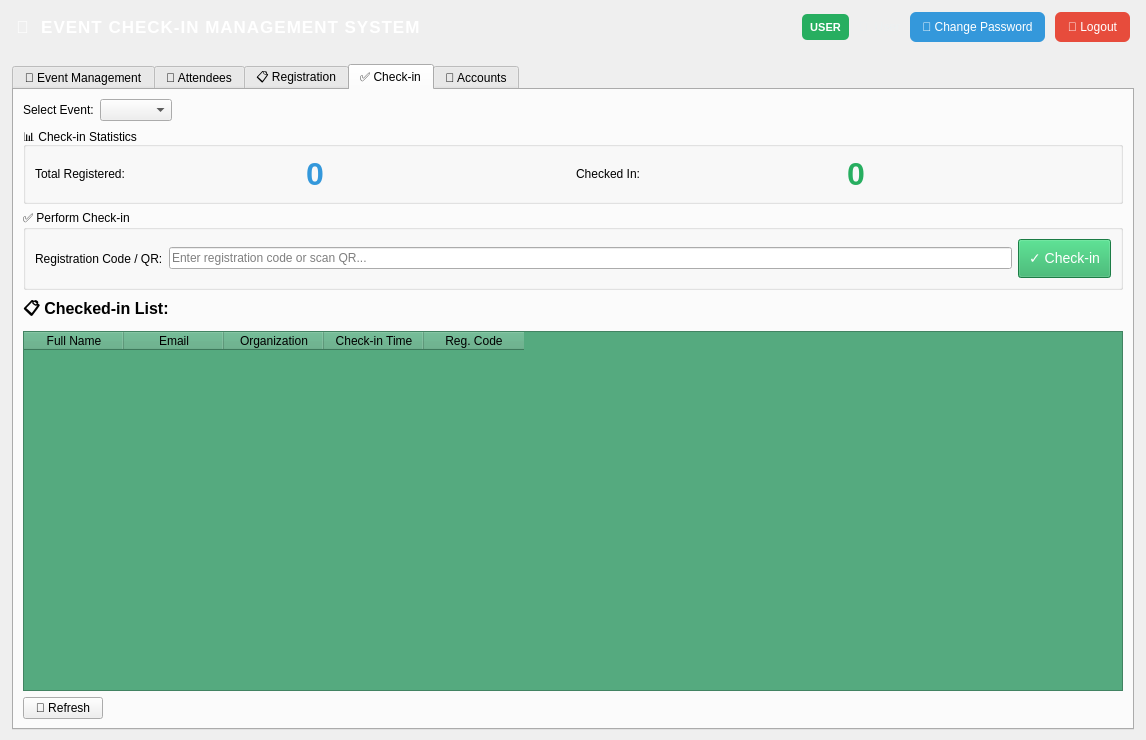
Old version of the form ui/MainWindow.ui in the repository khoivnk25411e/Final-Project-Programming-Techniques.
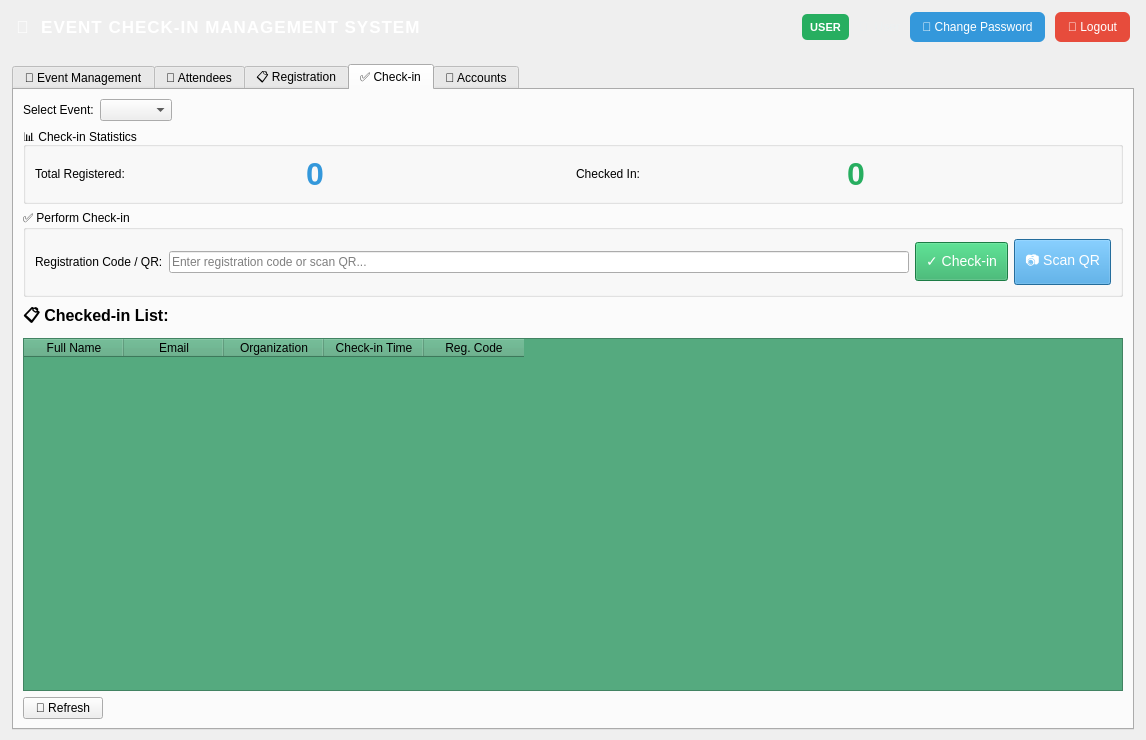
New version of the form. The open tabs and pages were chosen to show the change.

Diff of the .ui file:
```diff
--- a/ui/MainWindow.ui
+++ b/ui/MainWindow.ui
@@ -738,6 +738,16 @@
                 </property>
                </widget>
               </item>
+              <item>
+               <widget class="QPushButton" name="btnScanQR">
+                <property name="styleSheet">
+                 <string notr="true">background-color: #3498db; color: white; padding: 10px; font-size: 14px;</string>
+                </property>
+                <property name="text">
+                 <string>📷 Scan QR</string>
+                </property>
+               </widget>
+              </item>
              </layout>
             </widget>
            </item>
```
